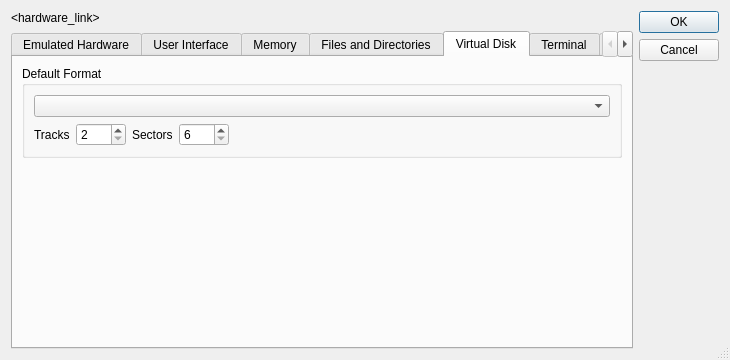
aladur/flexemu, file src/fsetup.ui: the form before one commit.
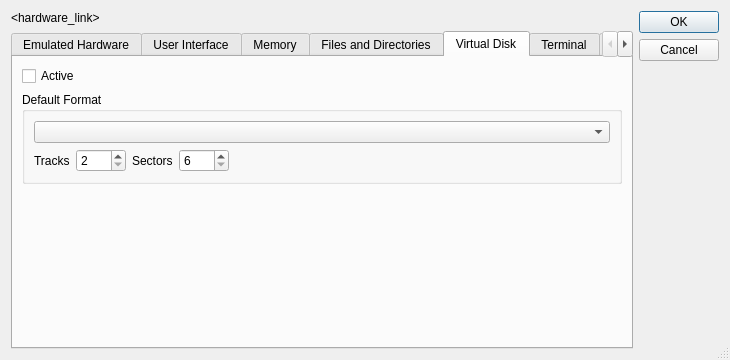
The form after the commit. Icons and pictures are not drawn.

Commit message:
flexemu: Support to disable directory disk support.
- In the flexemu Preferences Dialog in Tab 'Virtual Disk' it is now
  possible to activate or deactivate directory disk support.
- Since then this only was possible by '#define NAFS' switch followed by
  a recompile.

```diff
--- a/src/fsetup.ui
+++ b/src/fsetup.ui
@@ -753,6 +753,13 @@
          <string>Virtual Disk</string>
         </attribute>
         <layout class="QVBoxLayout" name="verticalLayout_14">
+         <item>
+          <widget class="QCheckBox" name="c_isDirectoryDiskActive">
+           <property name="text">
+            <string>Active</string>
+           </property>
+          </widget>
+         </item>
          <item>
           <widget class="QGroupBox" name="g_defaultFormat">
            <property name="title">
```
The commit also changes 10 other files.
